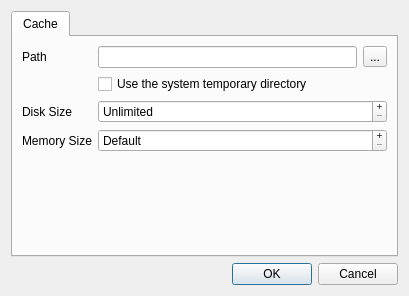
amestica/qwbfs, file qwbfs/src/PropertiesDialog.ui: the form before one commit.
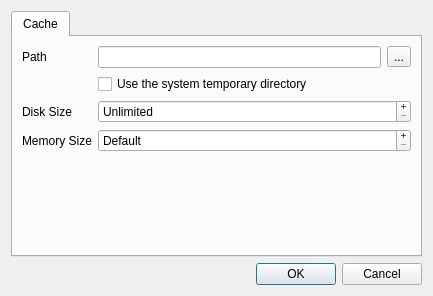
The form after the commit.

Commit message: Add working properties dialog. Once validated, properties are applied.

```diff
--- a/qwbfs/src/PropertiesDialog.ui
+++ b/qwbfs/src/PropertiesDialog.ui
@@ -6,7 +6,7 @@
    <rect>
     <x>0</x>
     <y>0</y>
-    <width>396</width>
+    <width>433</width>
     <height>296</height>
    </rect>
   </property>
@@ -88,6 +88,9 @@
          <property name="specialValueText">
           <string>Unlimited</string>
          </property>
+         <property name="suffix">
+          <string> MB</string>
+         </property>
          <property name="maximum">
           <number>999999999</number>
          </property>
@@ -121,6 +124,9 @@
          <property name="specialValueText">
           <string>Default</string>
          </property>
+         <property name="suffix">
+          <string> MB</string>
+         </property>
          <property name="maximum">
           <number>50</number>
          </property>
```
Left out of the diff: 20 changed lines with no effect on the pictures. The commit also changes 8 other files.
